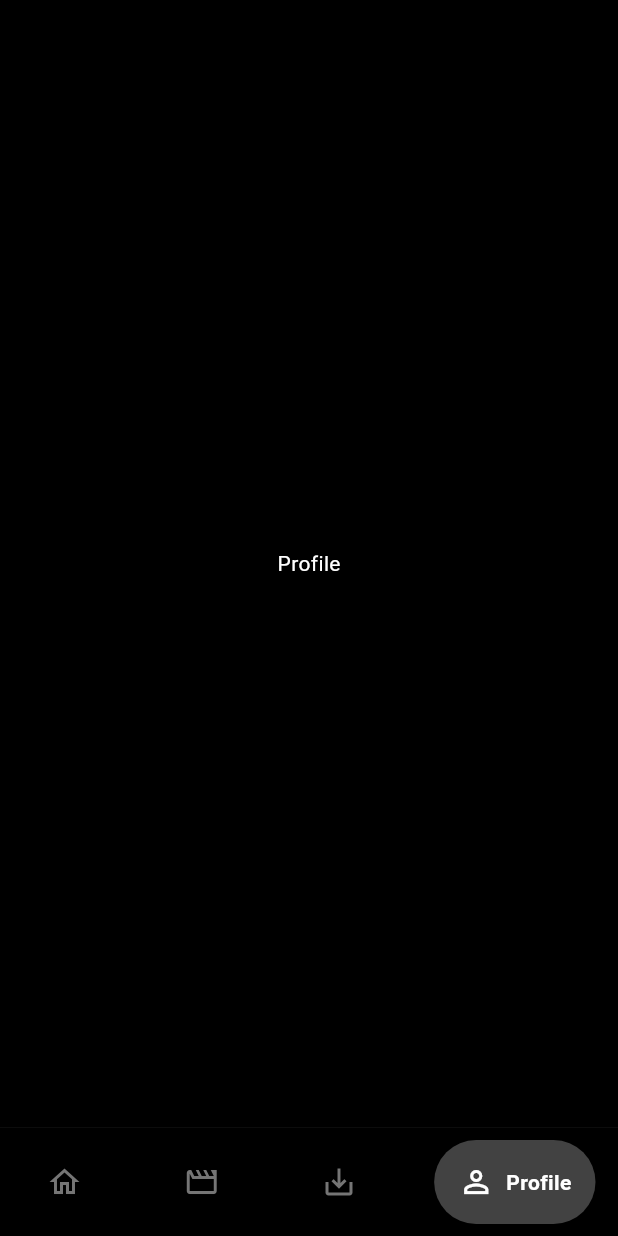
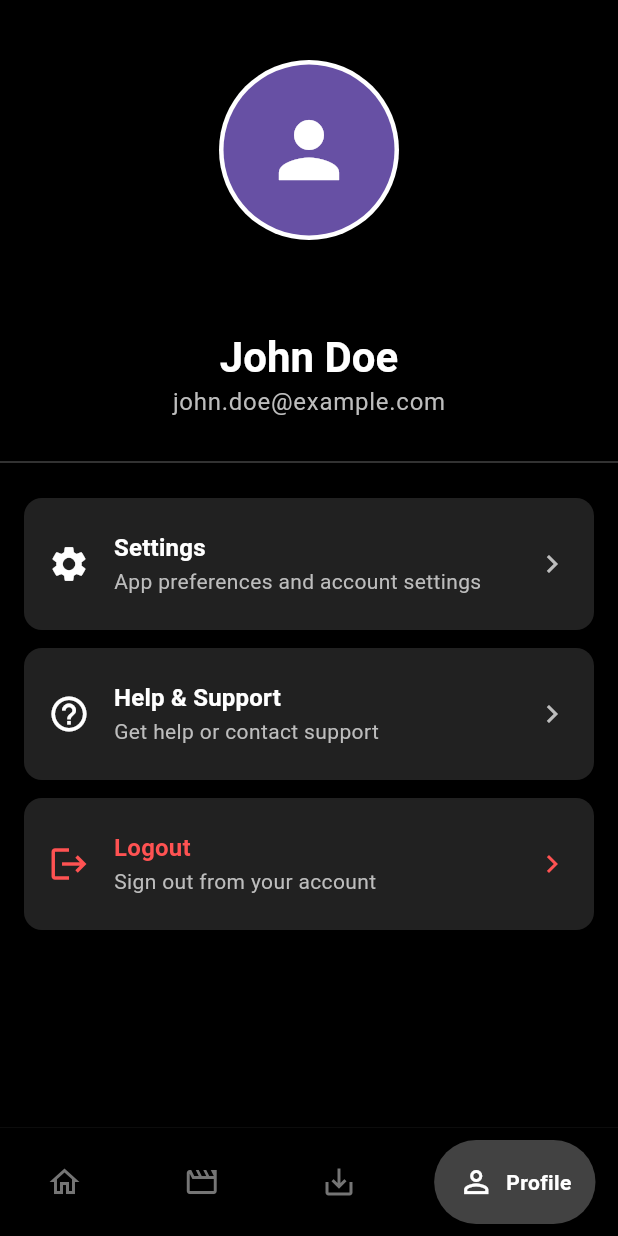
Before and after one commit to ajulkjose246/MovieHive, a Flutter app: the screen it shows after launch, swiped to page 4, on a phone screen of 412 x 824 dp. Run offline on Flutter 3.47's test engine with Material 3 defaults, Android fonts, the phone set to English and light mode, and no system bars; drawn by our look-alikes of google_nav_bar.

Commit message:
profile page designed

```diff
--- a/lib/main.dart
+++ b/lib/main.dart
@@ -2,7 +2,7 @@ import 'package:flutter/material.dart';
 import 'package:provider/provider.dart';
 import 'package:moviehive/providers/dashboard_provider.dart';
 import 'package:moviehive/screens/dash_board.dart';
-import 'package:moviehive/screens/movie_details.dart';
+import 'package:moviehive/screens/details_screen.dart';
 
 void main() {
   runApp(const MyApp());
@@ -19,7 +19,7 @@ class MyApp extends StatelessWidget {
         debugShowCheckedModeBanner: false,
         routes: ({
           '/': (context) => const Dashboard(),
-          '/movie_details': (context) => const MovieDetails(),
+          '/movie_details': (context) => const DetailsScreen(),
         }),
         initialRoute: '/',
       ),
--- a/lib/screens/dash_board.dart
+++ b/lib/screens/dash_board.dart
@@ -1,7 +1,8 @@
 import 'package:flutter/material.dart';
 import 'package:moviehive/screens/home_screen.dart';
 import 'package:google_nav_bar/google_nav_bar.dart';
-import 'package:moviehive/screens/movie_list.dart';
+import 'package:moviehive/screens/list_screen.dart';
+import 'package:moviehive/screens/profile_screen.dart';
 import 'package:provider/provider.dart';
 import 'package:moviehive/providers/dashboard_provider.dart';
 
@@ -15,9 +16,9 @@ class Dashboard extends StatefulWidget {
 class _DashboardState extends State<Dashboard> {
   final List<Widget> _pages = [
     const HomeScreen(),
-    const MovieList(),
+    const ListScreen(),
     const Center(child: Text('Saved', style: TextStyle(color: Colors.white))),
-    const Center(child: Text('Profile', style: TextStyle(color: Colors.white))),
+    const ProfileScreen(),
   ];
 
   @override
--- a/lib/screens/movie_details.dart
+++ b/lib/screens/details_screen.dart
@@ -1,13 +1,13 @@
 import 'package:flutter/material.dart';
 
-class MovieDetails extends StatefulWidget {
-  const MovieDetails({super.key});
+class DetailsScreen extends StatefulWidget {
+  const DetailsScreen({super.key});
 
   @override
-  State<MovieDetails> createState() => _MovieDetailsState();
+  State<DetailsScreen> createState() => _DetailsScreenState();
 }
 
-class _MovieDetailsState extends State<MovieDetails> {
+class _DetailsScreenState extends State<DetailsScreen> {
   // Add this method to show rating dialog
   void _showRatingDialog() {
     showDialog(
--- a/lib/screens/movie_list.dart
+++ b/lib/screens/list_screen.dart
@@ -1,13 +1,13 @@
 import 'package:flutter/material.dart';
 
-class MovieList extends StatefulWidget {
-  const MovieList({super.key});
+class ListScreen extends StatefulWidget {
+  const ListScreen({super.key});
 
   @override
-  State<MovieList> createState() => _MovieListState();
+  State<ListScreen> createState() => _ListScreenState();
 }
 
-class _MovieListState extends State<MovieList> {
+class _ListScreenState extends State<ListScreen> {
   @override
   Widget build(BuildContext context) {
     return Container(
--- /dev/null
+++ b/lib/screens/profile_screen.dart
@@ -0,0 +1,130 @@
+import 'package:flutter/material.dart';
+
+class ProfileScreen extends StatefulWidget {
+  const ProfileScreen({super.key});
+
+  @override
+  State<ProfileScreen> createState() => _ProfileScreenState();
+}
+
+class _ProfileScreenState extends State<ProfileScreen> {
+  @override
+  Widget build(BuildContext context) {
+    return Scaffold(
+      backgroundColor: Colors.black,
+      body: SafeArea(
+        child: SingleChildScrollView(
+          child: Column(
+            children: [
+              // Header with gradient
+              Container(
+                height: 200,
+                child: Stack(
+                  alignment: Alignment.center,
+                  children: [
+                    // Profile Picture
+                    CircleAvatar(
+                      radius: 60,
+                      backgroundColor: Colors.white,
+                      child: CircleAvatar(
+                        radius: 57,
+                        backgroundColor: Theme.of(context).colorScheme.primary,
+                        child: const Icon(Icons.person,
+                            size: 60, color: Colors.white),
+                      ),
+                    ),
+                    // Edit button
+                  ],
+                ),
+              ),
+
+              const SizedBox(height: 20),
+              // Name and Email
+              Text('John Doe',
+                  style: Theme.of(context).textTheme.headlineMedium?.copyWith(
+                        fontWeight: FontWeight.bold,
+                        color: Colors.white,
+                      )),
+              Text('john.doe@example.com',
+                  style: Theme.of(context).textTheme.bodyLarge?.copyWith(
+                        color: Colors.grey[400],
+                      )),
+
+              const SizedBox(height: 20),
+              Divider(color: Colors.grey[800]),
+
+              // Profile Options in Cards
+              Padding(
+                padding: const EdgeInsets.all(16.0),
+                child: Column(
+                  children: [
+                    _buildProfileOptionCard(
+                      context,
+                      icon: Icons.settings,
+                      title: 'Settings',
+                      subtitle: 'App preferences and account settings',
+                      onTap: () {},
+                    ),
+                    _buildProfileOptionCard(
+                      context,
+                      icon: Icons.help_outline,
+                      title: 'Help & Support',
+                      subtitle: 'Get help or contact support',
+                      onTap: () {},
+                    ),
+                    _buildProfileOptionCard(
+                      context,
+                      icon: Icons.logout,
+                      title: 'Logout',
+                      subtitle: 'Sign out from your account',
+                      onTap: () {},
+                      isDestructive: true,
+                    ),
+                  ],
+                ),
+              ),
+            ],
+          ),
+        ),
+      ),
+    );
+  }
+
+  Widget _buildProfileOptionCard(
+    BuildContext context, {
+    required IconData icon,
+    required String title,
+    required String subtitle,
+    required VoidCallback onTap,
+    bool isDestructive = false,
+  }) {
+    return Card(
+      margin: const EdgeInsets.only(bottom: 12),
+      color: Colors.grey[900],
+      child: ListTile(
+        contentPadding: const EdgeInsets.symmetric(horizontal: 16, vertical: 8),
+        leading: Icon(
+          icon,
+          color: isDestructive ? Colors.redAccent : Colors.white,
+          size: 28,
+        ),
+        title: Text(
+          title,
+          style: Theme.of(context).textTheme.titleMedium?.copyWith(
+                color: isDestructive ? Colors.redAccent : Colors.white,
+                fontWeight: FontWeight.bold,
+              ),
+        ),
+        subtitle: Text(
+          subtitle,
+          style: TextStyle(color: Colors.grey[400]),
+        ),
+        trailing: Icon(
+          Icons.chevron_right,
+          color: isDestructive ? Colors.redAccent : Colors.grey[400],
+        ),
+        onTap: onTap,
+      ),
+    );
+  }
+}
```
